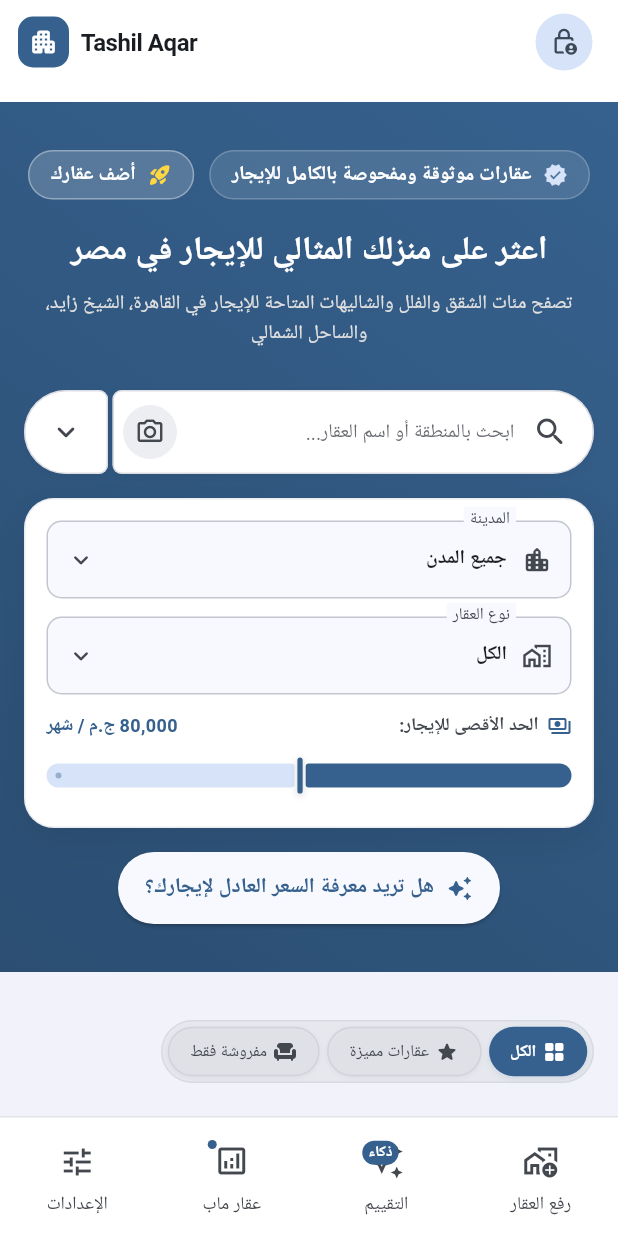
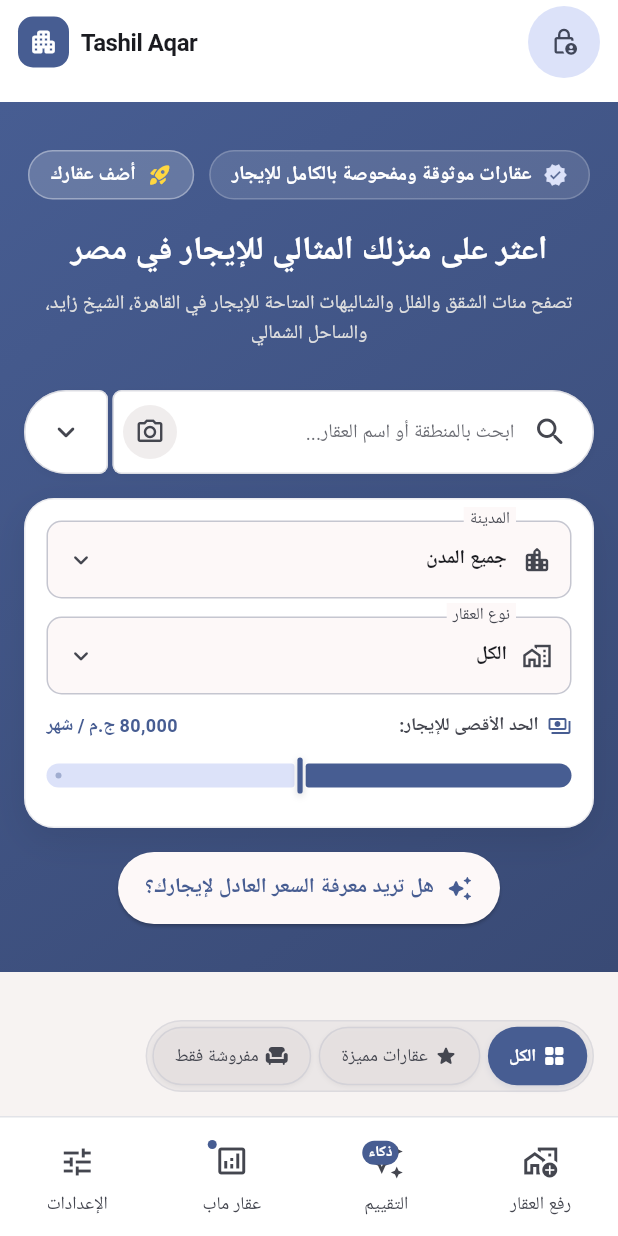
Before and after one commit to omar-fathalla/TashilRealEstate, a Flutter app: the screen it shows after launch, on a phone screen of 412 x 824 dp. Run offline on Flutter 3.47's test engine with Material 3 defaults, Android fonts, the phone set to English and light mode, and no system bars; our stand-ins replace cloud_firestore, cloud_functions, firebase_auth, firebase_core, firebase_messaging, firebase_remote_config and 6 more; missing offline and left inert: dart:js_interop, firebase_app_check, firebase_performance; accounts and stored records are empty; Roboto replaces fonts that are missing (Cairo).

Commit message:
fix: raise touch targets and align the M3 theme
Icon buttons, connected groups, and standard buttons now keep a 48dp
target. Light surfaces use the neutral palette, English uses Roboto,
dialogs are 28dp, and chips are 8dp. Palette, font, and design-system
tools stay on the super-admin settings screen, and the default seed is
Slate Navy.

Co-authored-by: Omar Fathalla <omar-fathalla@users.noreply.github.com>

```diff
--- a/frontend/lib/core/design_system/buttons/tashil_button.dart
+++ b/frontend/lib/core/design_system/buttons/tashil_button.dart
@@ -121,6 +121,7 @@ class TashilButton extends StatelessWidget {
 
   @override
   Widget build(BuildContext context) {
+    final double height = this.height < 48 ? 48 : this.height;
     final theme = Theme.of(context);
     final colorScheme = theme.colorScheme;
     final isDark = theme.brightness == Brightness.dark;
--- a/frontend/lib/core/design_system/buttons/tashil_button_group.dart
+++ b/frontend/lib/core/design_system/buttons/tashil_button_group.dart
@@ -102,6 +102,8 @@ class TashilConnectedButtonGroup<T> extends StatelessWidget {
   final bool showCheckmark;
   final bool isAnimatedFlex;
 
+  double get touchHeight => height < 48 ? 48.0 : height;
+
   const TashilConnectedButtonGroup({
     super.key,
     required this.segments,
@@ -148,7 +150,7 @@ class TashilConnectedButtonGroup<T> extends StatelessWidget {
                 segment: segments[i],
                 isSelected: segments[i].value == selectedValue,
                 onTap: () => onSelectionChanged(segments[i].value),
-                height: height - 7.0,
+                height: touchHeight - 7.0,
                 isTonal: isTonal,
                 activeColor: activeColor,
                 activeForegroundColor: activeForegroundColor,
@@ -172,7 +174,7 @@ class TashilConnectedButtonGroup<T> extends StatelessWidget {
                 segment: segments[i],
                 isSelected: segments[i].value == selectedValue,
                 onTap: () => onSelectionChanged(segments[i].value),
-                height: height - 7.0,
+                height: touchHeight - 7.0,
                 isTonal: isTonal,
                 activeColor: activeColor,
                 activeForegroundColor: activeForegroundColor,
@@ -185,7 +187,7 @@ class TashilConnectedButtonGroup<T> extends StatelessWidget {
               segment: segments[i],
               isSelected: segments[i].value == selectedValue,
               onTap: () => onSelectionChanged(segments[i].value),
-              height: height - 7.0,
+              height: touchHeight - 7.0,
               isTonal: isTonal,
               activeColor: activeColor,
               activeForegroundColor: activeForegroundColor,
@@ -201,10 +203,10 @@ class TashilConnectedButtonGroup<T> extends StatelessWidget {
   Widget build(BuildContext context) {
     final theme = Theme.of(context);
     final colorScheme = theme.colorScheme;
-    final outerRadius = borderRadius ?? BorderRadius.circular(height / 2);
+    final outerRadius = borderRadius ?? BorderRadius.circular(touchHeight / 2);
 
     return Container(
-      height: height,
+      height: touchHeight,
       padding: const EdgeInsets.all(3.5),
       decoration: BoxDecoration(
         color: isTonal
@@ -511,6 +513,8 @@ class TashilConnectedIconButtonGroup extends StatelessWidget {
   final Color? borderColor;
   final double itemSpacing;
 
+  double get touchHeight => height < 48 ? 48.0 : height;
+
   const TashilConnectedIconButtonGroup({
     super.key,
     required this.items,
@@ -526,10 +530,10 @@ class TashilConnectedIconButtonGroup extends StatelessWidget {
   Widget build(BuildContext context) {
     final theme = Theme.of(context);
     final colorScheme = theme.colorScheme;
-    final outerRadius = borderRadius ?? BorderRadius.circular(height / 2);
+    final outerRadius = borderRadius ?? BorderRadius.circular(touchHeight / 2);
 
     return Container(
-      height: height,
+      height: touchHeight,
       padding: const EdgeInsets.all(3.5),
       decoration: BoxDecoration(
         color: backgroundColor ??
@@ -549,7 +553,7 @@ class TashilConnectedIconButtonGroup extends StatelessWidget {
             if (i > 0) SizedBox(width: itemSpacing),
             _ConnectedIconSegmentItem(
               item: items[i],
-              size: height - 7.0,
+              size: touchHeight - 7.0,
               isTonal: isTonal,
             ),
           ],
--- a/frontend/lib/core/design_system/buttons/tashil_icon_button.dart
+++ b/frontend/lib/core/design_system/buttons/tashil_icon_button.dart
@@ -21,6 +21,10 @@ class TashilIconButton extends StatelessWidget {
   final double iconSize;
   final Color? color;
   final Color? backgroundColor;
+
+  static const double minTouchTarget = 48;
+
+  double get touchSize => size < minTouchTarget ? minTouchTarget : size;
 
   const TashilIconButton({
     super.key,
@@ -140,8 +144,8 @@ class TashilIconButton extends StatelessWidget {
           foregroundColor: WidgetStatePropertyAll(effectiveFg),
           overlayColor: const WidgetStatePropertyAll(Colors.transparent),
           shape: const WidgetStatePropertyAll(CircleBorder()),
-          minimumSize: WidgetStatePropertyAll(Size(size, size)),
-          fixedSize: WidgetStatePropertyAll(Size(size, size)),
+          minimumSize: WidgetStatePropertyAll(Size(touchSize, touchSize)),
+          fixedSize: WidgetStatePropertyAll(Size(touchSize, touchSize)),
           padding: const WidgetStatePropertyAll(EdgeInsets.zero),
         ),
       );
@@ -159,7 +163,7 @@ class TashilIconButton extends StatelessWidget {
           color: color ?? colorScheme.onSurfaceVariant,
           hoverColor: colorScheme.primary.withValues(alpha: 0.08),
           highlightColor: colorScheme.primary.withValues(alpha: 0.12),
-          constraints: BoxConstraints.tightFor(width: size, height: size),
+          constraints: BoxConstraints.tightFor(width: touchSize, height: touchSize),
           padding: EdgeInsets.zero,
         );
         break;
@@ -178,8 +182,8 @@ class TashilIconButton extends StatelessWidget {
             highlightColor: isDark
                 ? Colors.white.withValues(alpha: 0.18)
                 : Colors.black.withValues(alpha: 0.18),
-            minimumSize: Size(size, size),
-            fixedSize: Size(size, size),
+            minimumSize: Size(touchSize, touchSize),
+            fixedSize: Size(touchSize, touchSize),
             padding: EdgeInsets.zero,
           ),
         );
@@ -195,8 +199,8 @@ class TashilIconButton extends StatelessWidget {
             foregroundColor: color ?? colorScheme.onSecondaryContainer,
             hoverColor: colorScheme.primary.withValues(alpha: 0.08),
             highlightColor: colorScheme.primary.withValues(alpha: 0.12),
-            minimumSize: Size(size, size),
-            fixedSize: Size(size, size),
+            minimumSize: Size(touchSize, touchSize),
+            fixedSize: Size(touchSize, touchSize),
             padding: EdgeInsets.zero,
           ),
         );
@@ -224,8 +228,8 @@ class TashilIconButton extends StatelessWidget {
               }
               return BorderSide(color: colorScheme.outlineVariant);
             }),
-            minimumSize: WidgetStatePropertyAll(Size(size, size)),
-            fixedSize: WidgetStatePropertyAll(Size(size, size)),
+            minimumSize: WidgetStatePropertyAll(Size(touchSize, touchSize)),
+            fixedSize: WidgetStatePropertyAll(Size(touchSize, touchSize)),
             padding: const WidgetStatePropertyAll(EdgeInsets.zero),
           ),
         );
--- a/frontend/lib/core/theme/app_theme.dart
+++ b/frontend/lib/core/theme/app_theme.dart
@@ -9,15 +9,27 @@ class AppTheme {
   /// Generates a complete 26-role M3 Theme derived from a single seed color.
   static ThemeData getTheme({
     Locale? locale,
-    Color seedColor = const Color(0xFF0061A4), // Default: Ocean Royal Blue
+    Color seedColor = const Color(0xFF0F172A), // Slate Navy brand seed
     Brightness brightness = Brightness.light,
     AppFontTheme? fontTheme,
   }) {
-    // 1. Google M3 Material Color Utilities: Generates HCT tonal palettes
-    final colorScheme = ColorScheme.fromSeed(
+    // 1. Google M3 Material Color Utilities: Generates HCT tonal palettes.
+    // Light surfaces are the neutral tones from the design review (section 37.7).
+    // TODO(mohamed): dark neutral surface tones are still unspecified there.
+    var colorScheme = ColorScheme.fromSeed(
       seedColor: seedColor,
       brightness: brightness,
     );
+    if (brightness == Brightness.light) {
+      colorScheme = colorScheme.copyWith(
+        surface: const Color(0xFFFDF8F8),
+        surfaceContainerLowest: const Color(0xFFFFFFFF),
+        surfaceContainerLow: const Color(0xFFF7F3F2),
+        surfaceContainer: const Color(0xFFF1EDED),
+        surfaceContainerHigh: const Color(0xFFEBE7E7),
+        surfaceContainerHighest: const Color(0xFFE6E1E1),
+      );
+    }
 
     final isDark = brightness == Brightness.dark;
     final lang = locale?.languageCode ?? 'ar';
@@ -29,7 +41,7 @@ class AppTheme {
     } else if (lang == 'hi') {
       textTheme = GoogleFonts.notoSansDevanagariTextTheme();
     } else {
-      textTheme = GoogleFonts.interTextTheme();
+      textTheme = GoogleFonts.robotoTextTheme();
     }
 
     final appliedTextTheme = textTheme.apply(
@@ -118,10 +130,18 @@ class AppTheme {
         ),
       ),
 
+      iconTheme: const IconThemeData(
+        size: 24,
+        fill: 0,
+        weight: 400,
+        opticalSize: 24,
+      ),
       iconButtonTheme: IconButtonThemeData(
         style: IconButton.styleFrom(
           shape: const CircleBorder(),
           hoverColor: colorScheme.primaryHoverStateLayer,
+          minimumSize: const Size(48, 48),
+          tapTargetSize: MaterialTapTargetSize.padded,
           padding: const EdgeInsets.all(8),
           visualDensity: VisualDensity.standard,
         ),
@@ -157,12 +177,11 @@ class AppTheme {
 
       chipTheme: ChipThemeData(
         backgroundColor: colorScheme.surfaceContainerHigh,
-        shape: RoundedRectangleBorder(borderRadius: BorderRadius.circular(10)),
+        shape: RoundedRectangleBorder(borderRadius: BorderRadius.circular(8)),
         side: BorderSide(color: colorScheme.outlineVariant),
-        labelStyle: TextStyle(
-          fontSize: 13,
+        labelStyle: textTheme.labelLarge?.copyWith(
+          color: colorScheme.onSurface,
           fontWeight: FontWeight.w500,
-          color: colorScheme.onSurface,
         ),
       ),
 
@@ -170,22 +189,22 @@ class AppTheme {
         filled: true,
         fillColor: isDark ? colorScheme.surfaceContainerLow : colorScheme.surfaceContainerLowest,
         border: OutlineInputBorder(
-          borderRadius: BorderRadius.circular(10),
+          borderRadius: BorderRadius.circular(12),
           borderSide: BorderSide(color: colorScheme.outlineVariant),
         ),
         enabledBorder: OutlineInputBorder(
-          borderRadius: BorderRadius.circular(10),
+          borderRadius: BorderRadius.circular(12),
           borderSide: BorderSide(color: colorScheme.outlineVariant),
         ),
         focusedBorder: OutlineInputBorder(
-          borderRadius: const BorderRadius.all(Radius.circular(10)),
+          borderRadius: const BorderRadius.all(Radius.circular(12)),
           borderSide: BorderSide(color: colorScheme.primary, width: 1.5),
         ),
         contentPadding: const EdgeInsets.symmetric(horizontal: 16, vertical: 16),
       ),
 
       dialogTheme: DialogThemeData(
-        shape: RoundedRectangleBorder(borderRadius: BorderRadius.circular(20)),
+        shape: RoundedRectangleBorder(borderRadius: BorderRadius.circular(28)),
         backgroundColor: isDark ? colorScheme.surfaceContainerHigh : colorScheme.surfaceContainerLowest,
         surfaceTintColor: Colors.transparent,
       ),
@@ -228,7 +247,7 @@ class AppTheme {
 
       navigationRailTheme: NavigationRailThemeData(
         backgroundColor: isDark ? colorScheme.surface : colorScheme.surfaceContainerLowest,
-        selectedIconTheme: IconThemeData(color: colorScheme.primary),
+        selectedIconTheme: IconThemeData(color: colorScheme.onSecondaryContainer),
         unselectedIconTheme: IconThemeData(color: colorScheme.onSurfaceVariant),
         selectedLabelTextStyle: TextStyle(color: colorScheme.primary, fontWeight: FontWeight.bold),
         unselectedLabelTextStyle: TextStyle(color: colorScheme.onSurfaceVariant),
@@ -242,9 +261,11 @@ class AppTheme {
         elevation: 0,
         labelTextStyle: WidgetStateProperty.resolveWith((states) {
           if (states.contains(WidgetState.selected)) {
-            return TextStyle(color: colorScheme.primary, fontWeight: FontWeight.bold, fontSize: 12);
+            return textTheme.labelMedium?.copyWith(color: colorScheme.onSurface) ??
+                TextStyle(color: colorScheme.onSurface, fontWeight: FontWeight.w500, fontSize: 12);
           }
-          return TextStyle(color: colorScheme.onSurfaceVariant, fontSize: 12);
+          return textTheme.labelMedium?.copyWith(color: colorScheme.onSurfaceVariant) ??
+              TextStyle(color: colorScheme.onSurfaceVariant, fontWeight: FontWeight.w500, fontSize: 12);
         }),
       ),
 
--- a/frontend/lib/core/theme/theme_palette_controller.dart
+++ b/frontend/lib/core/theme/theme_palette_controller.dart
@@ -67,9 +67,10 @@ class ThemePaletteController {
   ThemePaletteController._();
   static final ThemePaletteController instance = ThemePaletteController._();
 
-  /// Default active seed palette: Ocean Royal Blue
+  /// Default active seed palette: Slate Navy, the brand seed.
+  /// The other palettes stay available for the super-admin design tools.
   final ValueNotifier<M3ThemePalette> currentPalette =
-      ValueNotifier<M3ThemePalette>(M3ThemePalette.oceanBlue);
+      ValueNotifier<M3ThemePalette>(M3ThemePalette.slateNavy);
 
   /// Dark mode state: default is Light mode (false)
   final ValueNotifier<bool> isDarkMode = ValueNotifier<bool>(false);
--- a/frontend/lib/features/agency_workspace/agency_dashboard.dart
+++ b/frontend/lib/features/agency_workspace/agency_dashboard.dart
@@ -3,9 +3,7 @@ import 'package:go_router/go_router.dart';
 import 'package:tashil_real_estate/core/localization/app_localizations.dart';
 import 'package:tashil_real_estate/core/localization/locale_controller.dart';
 import 'package:tashil_real_estate/core/localization/country_controller.dart';
-import 'package:tashil_real_estate/core/localization/country_switcher.dart';
 import 'package:tashil_real_estate/core/localization/language_switcher.dart';
-import 'package:tashil_real_estate/core/widgets/theme_palette_switcher.dart';
 import 'package:tashil_real_estate/core/utils/responsive_layout.dart';
 import 'package:tashil_real_estate/core/services/firebase_auth_service.dart';
 import 'package:tashil_real_estate/core/design_system/buttons/tashil_buttons.dart';
@@ -142,10 +140,6 @@ class _AgencyDashboardState extends State<AgencyDashboard> {
           Row(
             mainAxisSize: MainAxisSize.min,
             children: [
-              const ThemePaletteSwitcher(isCompact: true),
-              const SizedBox(width: 6),
-              const CountrySwitcher(isCompact: true, showLabel: false),
-              const SizedBox(width: 6),
               const LanguageSwitcher(isCompact: true),
               const SizedBox(width: 8),
               TashilIconButton.tonal(
--- a/frontend/lib/features/owner_portal/payment_schedule_screen.dart
+++ b/frontend/lib/features/owner_portal/payment_schedule_screen.dart
@@ -2,10 +2,8 @@ import 'package:flutter/material.dart';
 import 'package:go_router/go_router.dart';
 import 'package:tashil_real_estate/core/localization/app_localizations.dart';
 import 'package:tashil_real_estate/core/localization/country_controller.dart';
-import 'package:tashil_real_estate/core/localization/country_switcher.dart';
 import 'package:tashil_real_estate/core/localization/language_switcher.dart';
 import 'package:tashil_real_estate/core/localization/locale_controller.dart';
-import 'package:tashil_real_estate/core/theme/theme_palette_switcher.dart';
 import 'package:tashil_real_estate/core/utils/responsive_layout.dart';
 import 'package:tashil_real_estate/features/owner_portal/models/managed_property_model.dart';
 import 'package:tashil_real_estate/features/owner_portal/services/property_lifecycle_service.dart';
@@ -66,10 +64,6 @@ class PaymentScheduleScreen extends StatelessWidget {
                       ],
                     ),
                     actions: [
-                      const ThemePaletteSwitcher(isCompact: true),
-                      const SizedBox(width: 4),
-                      CountrySwitcher(isCompact: true, showLabel: !isMobile),
-                      const SizedBox(width: 4),
                       LanguageSwitcher(isCompact: true, showLabel: !isMobile),
                       const SizedBox(width: 4),
                       IconButton(
--- a/frontend/lib/features/public_marketplace/public_marketplace_screen.dart
+++ b/frontend/lib/features/public_marketplace/public_marketplace_screen.dart
@@ -297,8 +297,8 @@ class _PublicMarketplaceScreenState extends State<PublicMarketplaceScreen> {
             colorScheme.primary,
             Color.alphaBlend(colorScheme.primary.withValues(alpha: 0.8), Colors.black),
           ],
-          begin: Alignment.topRight,
-          end: Alignment.bottomLeft,
+          begin: AlignmentDirectional.topEnd,
+          end: AlignmentDirectional.bottomStart,
         ),
       ),
       child: Column(
@@ -378,14 +378,14 @@ class _PublicMarketplaceScreenState extends State<PublicMarketplaceScreen> {
 
           // Single Unified Official Google M3 Expressive Split Search Bar
           ConstrainedBox(
-            constraints: const BoxConstraints(maxWidth: 880),
+            constraints: const BoxConstraints(maxWidth: 1120),
             child: TashilSearchBar(
               controller: _searchController,
               hintText: _isSemanticSearchActive
                   ? loc.tr('aiSearchPlaceholder')
                   : loc.tr('searchPlaceholder'),
               isSemanticActive: _isSemanticSearchActive,
-              suggestions: _getSearchSuggestions(currentCountry),
+              suggestions: _getSearchSuggestions(loc, currentCountry),
               leadingIcon: _activeSearchMode == 'ai'
                   ? Icons.auto_awesome_rounded
                   : (_activeSearchMode == 'visual'
@@ -468,7 +468,7 @@ class _PublicMarketplaceScreenState extends State<PublicMarketplaceScreen> {
 
           // 2. Dedicated Filter Container (City, Type, Price Slider)
           Container(
-            constraints: const BoxConstraints(maxWidth: 880),
+            constraints: const BoxConstraints(maxWidth: 1120),
             padding: EdgeInsets.symmetric(
               horizontal: isMobile ? 14 : 18,
               vertical: isMobile ? 14 : 16,
@@ -517,24 +517,23 @@ class _PublicMarketplaceScreenState extends State<PublicMarketplaceScreen> {
     );
   }
 
-  List<String> _getSearchSuggestions(String currentCountry) {
-    if (currentCountry == 'EG') {
-      return const [
-        'شقة للبيع في الشيخ زايد',
-        'شقق للإيجار في التجمع الخامس',
-        'فيلا مستقلة في المعادي',
-        'مكتب إداري في العاصمة الإدارية',
-        'شاليه بإطلالة بحرية في الساحل الشمالي',
-      ];
-    } else {
-      return const [
-        'Apartment for rent in Dubai Marina',
-        'Luxury Villa in Palm Jumeirah',
-        'Studio in Downtown Dubai',
-        'Commercial office in Business Bay',
-        'Townhouse in Sharjah Waterfront',
+  List<String> _getSearchSuggestions(AppLocalizations loc, String currentCountry) {
+    if (currentCountry == 'AE') {
+      return [
+        loc.tr('searchSuggestMarina'),
+        loc.tr('searchSuggestPalm'),
+        loc.tr('searchSuggestDowntown'),
+        loc.tr('searchSuggestBusinessBay'),
+        loc.tr('searchSuggestSharjah'),
       ];
     }
+    return [
+      loc.tr('searchSuggestEg1'),
+      loc.tr('searchSuggestEg2'),
+      loc.tr('searchSuggestEg3'),
+      loc.tr('searchSuggestEg4'),
+      loc.tr('searchSuggestEg5'),
+    ];
   }
 
   Widget _buildHeroActions(
```
Also changed, not shown: frontend/lib/core/widgets/app_settings_dialog.dart (+34 -15 lines), frontend/lib/features/rent_collection/tenant_checkout_screen.dart (+0 -7 lines), frontend/lib/features/tenant_portal/tenant_dashboard.dart (+1 -9 lines).
